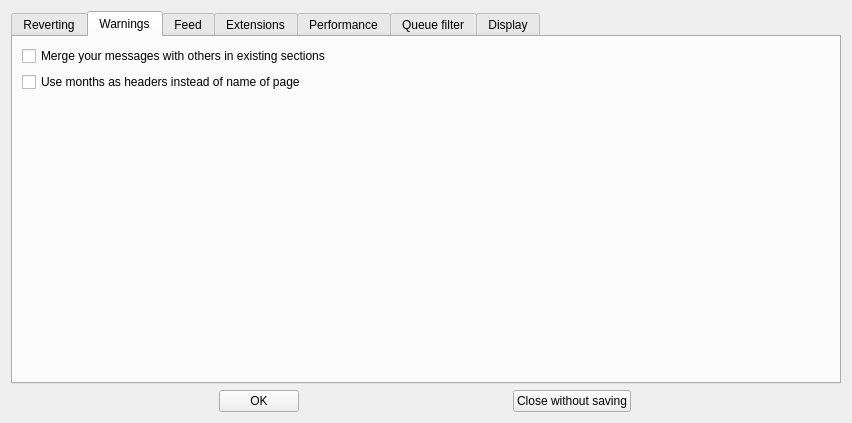
Before: the Qt Designer form huggle/preferences.ui in huggle/huggle3-qt-lx, drawn with Qt 5.
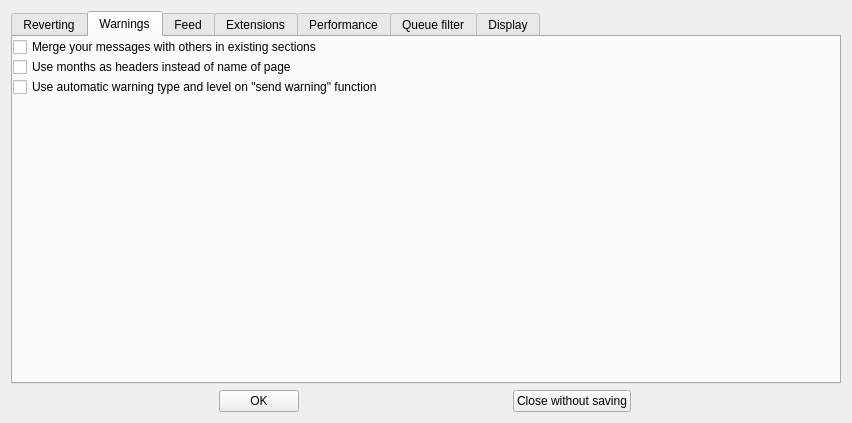
After: the same form once the commit is applied. The open tabs and pages were chosen to show the change.

Commit message:
Warning menu
so that user can pick a different warning if they want

```diff
--- a/huggle/preferences.ui
+++ b/huggle/preferences.ui
@@ -157,6 +157,21 @@
        <string>Warnings</string>
       </attribute>
       <layout class="QVBoxLayout" name="verticalLayout_8">
+       <property name="spacing">
+        <number>0</number>
+       </property>
+       <property name="leftMargin">
+        <number>0</number>
+       </property>
+       <property name="topMargin">
+        <number>0</number>
+       </property>
+       <property name="rightMargin">
+        <number>0</number>
+       </property>
+       <property name="bottomMargin">
+        <number>0</number>
+       </property>
        <item>
         <widget class="QCheckBox" name="checkBox_17">
          <property name="text">
@@ -171,6 +186,13 @@
          </property>
         </widget>
        </item>
+       <item>
+        <widget class="QCheckBox" name="checkBox_24">
+         <property name="text">
+          <string>Use automatic warning type and level on &quot;send warning&quot; function</string>
+         </property>
+        </widget>
+       </item>
        <item>
         <spacer name="verticalSpacer_3">
          <property name="orientation">
```
The commit also changes 12 other files.
